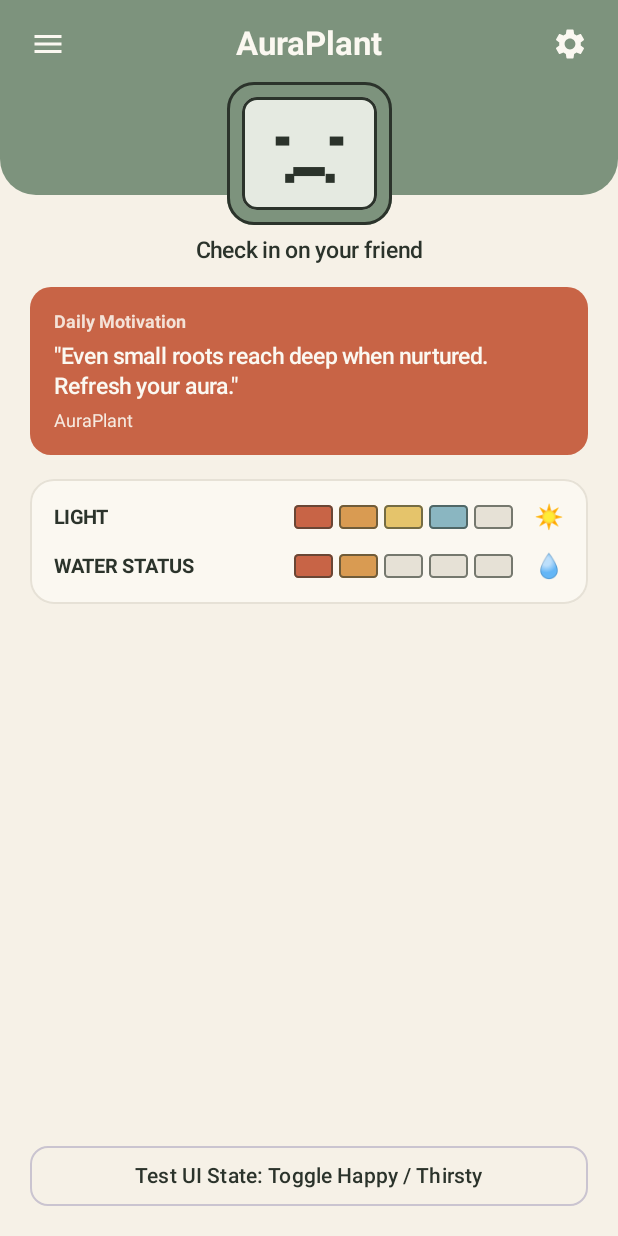
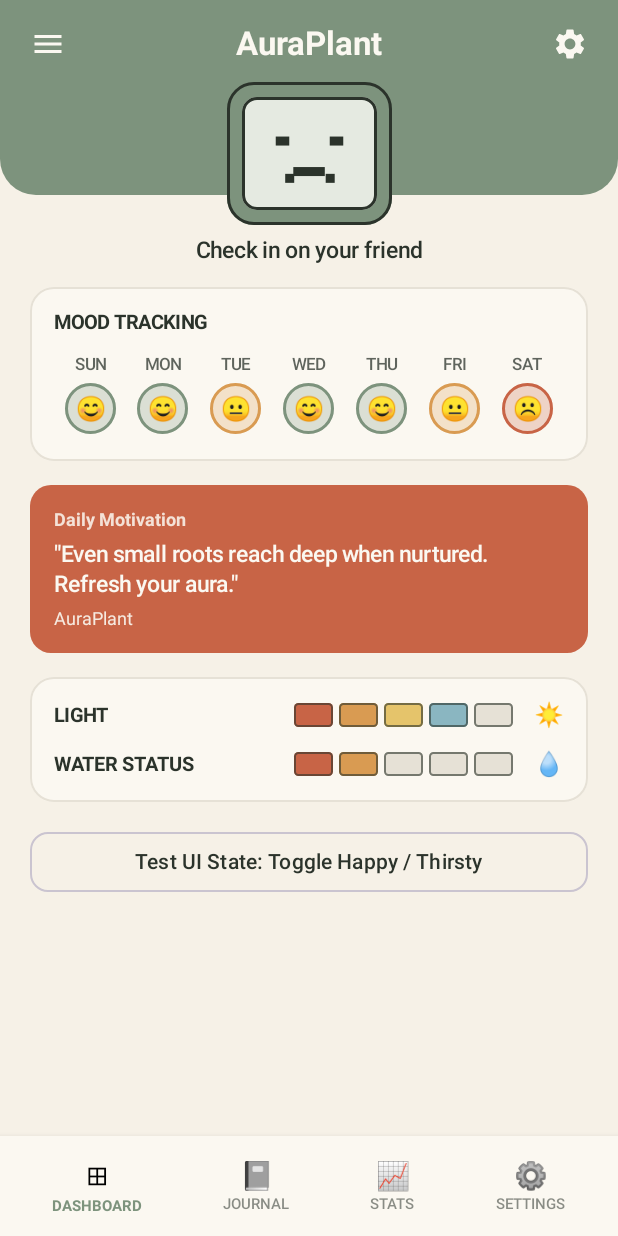
Before and after one commit to noorulhakeema/AuraPlant, an Android app built with Jetpack Compose: the screen it shows after launch (MainActivity), on a phone screen of 412 x 824 dp. Run offline under Robolectric (Android 15) with nearby library versions, the phone set to English and light mode, and no system bars.

Commit message:
adding nav bar and mood calender

```diff
--- a/andriod app/app/src/main/java/com/example/auraplantapp/AuraComponents.kt
+++ b/andriod app/app/src/main/java/com/example/auraplantapp/AuraComponents.kt
@@ -171,3 +171,136 @@ fun SegmentedStatusRow(label: String, level: Int, icon: String) {
         }
     }
 }
+
+// Add these imports at the TOP of AuraComponents.kt:
+// import androidx.compose.foundation.clickable
+// import androidx.compose.foundation.shape.CircleShape
+// import androidx.compose.ui.draw.clip
+
+data class DayMoodEntry(
+    val dayLabel: String, // e.g., "SUN", "MON", or "1", "2"
+    val mood: PlantMood
+)
+
+//mood for calendar
+
+@Composable
+fun DailyMoodCalendarCard(
+    title: String = "MOOD TRACKING",
+    entries: List<DayMoodEntry>,
+    onDayClick: (DayMoodEntry) -> Unit = {}
+) {
+    Surface(
+        modifier = Modifier.fillMaxWidth(),
+        shape = RoundedCornerShape(16.dp),
+        color = CardSurface,
+        border = BorderStroke(1.dp, BarEmpty)
+    ) {
+        Column(
+            modifier = Modifier.padding(16.dp),
+            verticalArrangement = Arrangement.spacedBy(12.dp)
+        ) {
+            Text(
+                text = title,
+                fontSize = 13.sp,
+                fontWeight = FontWeight.Bold,
+                color = TextDark
+            )
+
+            // 7-column grid so both weekly (SUN–SAT) and monthly calendars align cleanly
+            val weeks = entries.chunked(7)
+            weeks.forEach { week ->
+                Row(
+                    modifier = Modifier.fillMaxWidth(),
+                    horizontalArrangement = Arrangement.SpaceBetween
+                ) {
+                    week.forEach { entry ->
+                        val badgeColor = when (entry.mood) {
+                            PlantMood.HAPPY -> SageHeader
+                            PlantMood.THIRSTY -> BarOrange
+                            PlantMood.SAD -> BarRed
+                        }
+                        val faceEmoji = when (entry.mood) {
+                            PlantMood.HAPPY -> "😊"
+                            PlantMood.THIRSTY -> "😐"
+                            PlantMood.SAD -> "☹️"
+                        }
+
+                        Column(
+                            horizontalAlignment = Alignment.CenterHorizontally,
+                            modifier = Modifier
+                                .weight(1f)
+                                .clickable { onDayClick(entry) }
+                                .padding(vertical = 2.dp)
+                        ) {
+                            Text(
+                                text = entry.dayLabel,
+                                fontSize = 11.sp,
+                                fontWeight = FontWeight.SemiBold,
+                                color = TextDark.copy(alpha = 0.75f)
+                            )
+                            Spacer(modifier = Modifier.height(6.dp))
+                            Box(
+                                contentAlignment = Alignment.Center,
+                                modifier = Modifier
+                                    .size(34.dp)
+                                    .background(badgeColor.copy(alpha = 0.25f), CircleShape)
+                                    .border(1.5.dp, badgeColor, CircleShape)
+                            ) {
+                                Text(text = faceEmoji, fontSize = 16.sp)
+                            }
+                        }
+                    }
+                }
+            }
+        }
+    }
+}
+
+
+//Navigation Bar
+
+@Composable
+fun AuraBottomNavBar(
+    selectedIndex: Int,
+    onTabSelected: (Int) -> Unit
+) {
+    val tabs = listOf("DASHBOARD", "JOURNAL", "STATS", "SETTINGS")
+    val icons = listOf("⊞", "📓", "📈", "⚙️")
+
+    Surface(
+        modifier = Modifier.fillMaxWidth(),
+        color = CardSurface,
+        shadowElevation = 6.dp
+    ) {
+        Row(
+            modifier = Modifier
+                .fillMaxWidth()
+                .navigationBarsPadding()
+                .padding(vertical = 10.dp, horizontal = 8.dp),
+            horizontalArrangement = Arrangement.SpaceAround,
+            verticalAlignment = Alignment.CenterVertically
+        ) {
+            tabs.forEachIndexed { index, label ->
+                val isSelected = index == selectedIndex
+                val itemColor = if (isSelected) SageHeader else TextDark.copy(alpha = 0.55f)
+
+                Column(
+                    horizontalAlignment = Alignment.CenterHorizontally,
+                    modifier = Modifier
+                        .clickable { onTabSelected(index) }
+                        .padding(horizontal = 8.dp, vertical = 4.dp)
+                ) {
+                    Text(text = icons[index], fontSize = 18.sp)
+                    Spacer(modifier = Modifier.height(2.dp))
+                    Text(
+                        text = label,
+                        fontSize = 10.sp,
+                        fontWeight = if (isSelected) FontWeight.Bold else FontWeight.Medium,
+                        color = itemColor
+                    )
+                }
+            }
+        }
+    }
+}
--- a/andriod app/app/src/main/java/com/example/auraplantapp/MainActivity.kt
+++ b/andriod app/app/src/main/java/com/example/auraplantapp/MainActivity.kt
@@ -1,11 +1,13 @@
 package com.example.auraplantapp
-import com.example.auraplantapp.ui.theme.*
+
 import android.os.Bundle
 import androidx.activity.ComponentActivity
 import androidx.activity.compose.setContent
 import androidx.compose.foundation.background
 import androidx.compose.foundation.layout.*
+import androidx.compose.foundation.rememberScrollState
 import androidx.compose.foundation.shape.RoundedCornerShape
+import androidx.compose.foundation.verticalScroll
 import androidx.compose.material.icons.Icons
 import androidx.compose.material.icons.filled.Menu
 import androidx.compose.material.icons.filled.Settings
@@ -16,28 +18,84 @@ import androidx.compose.ui.Modifier
 import androidx.compose.ui.text.font.FontWeight
 import androidx.compose.ui.unit.dp
 import androidx.compose.ui.unit.sp
-
+import com.example.auraplantapp.ui.theme.*
 
 class MainActivity : ComponentActivity() {
     override fun onCreate(savedInstanceState: Bundle?) {
         super.onCreate(savedInstanceState)
         setContent {
-            Surface(modifier = Modifier.fillMaxSize(), color = WarmCreamBg) {
-                AuraPlantMainScreen()
+            AuraPlantRootScreen()
+        }
+    }
+}
+
+@Composable
+fun AuraPlantRootScreen() {
+    var selectedTab by remember { mutableIntStateOf(0) }
+
+    // Shared dummy state so toggling today's mood updates both the TinyScreen and Calendar
+    var currentMood by remember { mutableStateOf(PlantMood.SAD) }
+    var waterLevel by remember { mutableIntStateOf(2) }
+    val lightLevel = 4
+
+    val weeklyMoods = listOf(
+        DayMoodEntry("SUN", PlantMood.HAPPY),
+        DayMoodEntry("MON", PlantMood.HAPPY),
+        DayMoodEntry("TUE", PlantMood.THIRSTY),
+        DayMoodEntry("WED", PlantMood.HAPPY),
+        DayMoodEntry("THU", PlantMood.HAPPY),
+        DayMoodEntry("FRI", PlantMood.THIRSTY),
+        DayMoodEntry("SAT", currentMood) // Today updates live when toggled!
+    )
+
+    Scaffold(
+        containerColor = WarmCreamBg,
+        bottomBar = {
+            AuraBottomNavBar(
+                selectedIndex = selectedTab,
+                onTabSelected = { selectedTab = it }
+            )
+        }
+    ) { innerPadding ->
+        Box(modifier = Modifier.padding(innerPadding)) {
+            when (selectedTab) {
+                0 -> DashboardTabContent(
+                    currentMood = currentMood,
+                    waterLevel = waterLevel,
+                    lightLevel = lightLevel,
+                    weeklyMoods = weeklyMoods,
+                    onToggleMood = {
+                        if (currentMood == PlantMood.SAD) {
+                            currentMood = PlantMood.HAPPY
+                            waterLevel = 5
+                        } else {
+                            currentMood = PlantMood.SAD
+                            waterLevel = 2
+                        }
+                    }
+                )
+                1 -> MoodCalendarJournalScreen(todayMood = currentMood)
+                2 -> PlaceholderScreen("Stats & Sensor History")
+                3 -> PlaceholderScreen("Device & Notification Settings")
             }
         }
     }
 }
 
 @Composable
-fun AuraPlantMainScreen() {
-    // Dummy UI state (Replace with live sensor data once backend is connected)
-    var currentMood by remember { mutableStateOf(PlantMood.SAD) }
-    var waterLevel by remember { mutableIntStateOf(2) } // Out of 5
-    var lightLevel by remember { mutableIntStateOf(4) } // Out of 5
-
-    Column(modifier = Modifier.fillMaxSize()) {
-        // 1. Sage Green Top Header overlapping behind the TinyScreen
+fun DashboardTabContent(
+    currentMood: PlantMood,
+    waterLevel: Int,
+    lightLevel: Int,
+    weeklyMoods: List<DayMoodEntry>,
+    onToggleMood: () -> Unit
+) {
+    Column(
+        modifier = Modifier
+            .fillMaxSize()
+            .verticalScroll(rememberScrollState())
+    ) {
+        // Sage Green Top Header + Overlapping TinyScreenFace
         Box(
             modifier = Modifier
                 .fillMaxWidth()
@@ -70,43 +128,35 @@ fun AuraPlantMainScreen() {
                 }
             }
 
-            // TinyScreen Face overlapping the bottom edge of the header
             Box(modifier = Modifier.align(Alignment.BottomCenter)) {
                 TinyScreenFace(mood = currentMood)
             }
         }
 
-        // 2. Main Body Content
+        // Main Body Cards
         Column(
             modifier = Modifier
-                .fillMaxSize()
+                .fillMaxWidth()
                 .padding(horizontal = 20.dp, vertical = 16.dp),
             verticalArrangement = Arrangement.spacedBy(16.dp)
         ) {
-            // Motivational Quote for the Day
+            // Weekly Mood Tracking Row (SUN - SAT)
+            DailyMoodCalendarCard(
+                title = "MOOD TRACKING",
+                entries = weeklyMoods
+            )
+
             DailyQuoteCard(
                 quote = "Even small roots reach deep when nurtured. Refresh your aura."
             )
 
-            // Water & Light Status Bars
             StatusMetersCard(
                 lightLevel = lightLevel,
                 waterLevel = waterLevel
             )
 
-            Spacer(modifier = Modifier.weight(1f))
-
-            // Temporary UI Test Button (Remove once backend is connected)
             OutlinedButton(
-                onClick = {
-                    if (currentMood == PlantMood.SAD) {
-                        currentMood = PlantMood.HAPPY
-                        waterLevel = 5
-                    } else {
-                        currentMood = PlantMood.SAD
-                        waterLevel = 2
-                    }
-                },
+                onClick = onToggleMood,
                 modifier = Modifier.fillMaxWidth(),
                 shape = RoundedCornerShape(12.dp)
             ) {
@@ -115,3 +165,66 @@ fun AuraPlantMainScreen() {
         }
     }
 }
+
+@Composable
+fun MoodCalendarJournalScreen(todayMood: PlantMood) {
+    var selectedDayNote by remember { mutableStateOf("Tap any day on the calendar to inspect your plant's mood.") }
+
+    // Sample 28-day monthly mood log
+    val monthlyEntries = remember(todayMood) {
+        (1..28).map { day ->
+            val mood = when {
+                day == 28 -> todayMood
+                day % 6 == 0 -> PlantMood.SAD
+                day % 4 == 0 -> PlantMood.THIRSTY
+                else -> PlantMood.HAPPY
+            }
+            DayMoodEntry(dayLabel = day.toString(), mood = mood)
+        }
+    }
+
+    Column(
+        modifier = Modifier
+            .fillMaxSize()
+            .verticalScroll(rememberScrollState())
+            .padding(20.dp),
+        verticalArrangement = Arrangement.spacedBy(16.dp)
+    ) {
+        Text(
+            text = "Plant Mood Calendar",
+            fontSize = 22.sp,
+            fontWeight = FontWeight.Bold,
+            color = TextDark
+        )
+
+        DailyMoodCalendarCard(
+            title = "NOVEMBER MOOD LOG",
+            entries = monthlyEntries,
+            onDayClick = { entry ->
+                val statusText = when (entry.mood) {
+                    PlantMood.HAPPY -> "Happy & well-hydrated"
+                    PlantMood.THIRSTY -> "Needed a bit more water"
+                    PlantMood.SAD -> "Low moisture / needed attention"
+                }
+                selectedDayNote = "Day ${entry.dayLabel}: $statusText"
+            }
+        )
+
+        DailyQuoteCard(quote = selectedDayNote)
+    }
+}
+
+@Composable
+fun PlaceholderScreen(title: String) {
+    Box(
+        modifier = Modifier.fillMaxSize(),
+        contentAlignment = Alignment.Center
+    ) {
+        Text(
+            text = title,
+            fontSize = 18.sp,
+            fontWeight = FontWeight.SemiBold,
+            color = TextDark
+        )
+    }
+}
```
